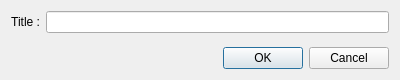
Qt form client-desktop/src/dialogs/DialogEditScriptFolder.ui (zappatic/ZapFeedReader) before a commit.
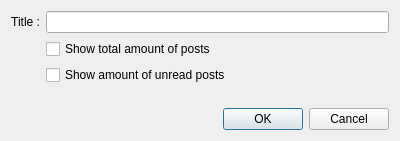
The same form after that commit.

Commit message: implement show unread/total posts in scriptfolders implement forgotten remote (un)assign posts to scriptfolders api

```diff
--- a/client-desktop/src/dialogs/DialogEditScriptFolder.ui
+++ b/client-desktop/src/dialogs/DialogEditScriptFolder.ui
@@ -7,7 +7,7 @@
     <x>0</x>
     <y>0</y>
     <width>400</width>
-    <height>80</height>
+    <height>141</height>
    </rect>
   </property>
   <property name="minimumSize">
@@ -19,7 +19,7 @@
   <property name="maximumSize">
    <size>
     <width>16777215</width>
-    <height>80</height>
+    <height>16777215</height>
    </size>
   </property>
   <property name="windowTitle">
@@ -41,6 +41,20 @@
      <item row="0" column="1">
       <widget class="QLineEdit" name="lineEditTitle"/>
      </item>
+     <item row="1" column="1">
+      <widget class="QCheckBox" name="checkBoxShowTotal">
+       <property name="text">
+        <string>Show total amount of posts</string>
+       </property>
+      </widget>
+     </item>
+     <item row="2" column="1">
+      <widget class="QCheckBox" name="checkBoxShowUnread">
+       <property name="text">
+        <string>Show amount of unread posts</string>
+       </property>
+      </widget>
+     </item>
     </layout>
    </item>
    <item>
```
The commit also changes 34 other files.
